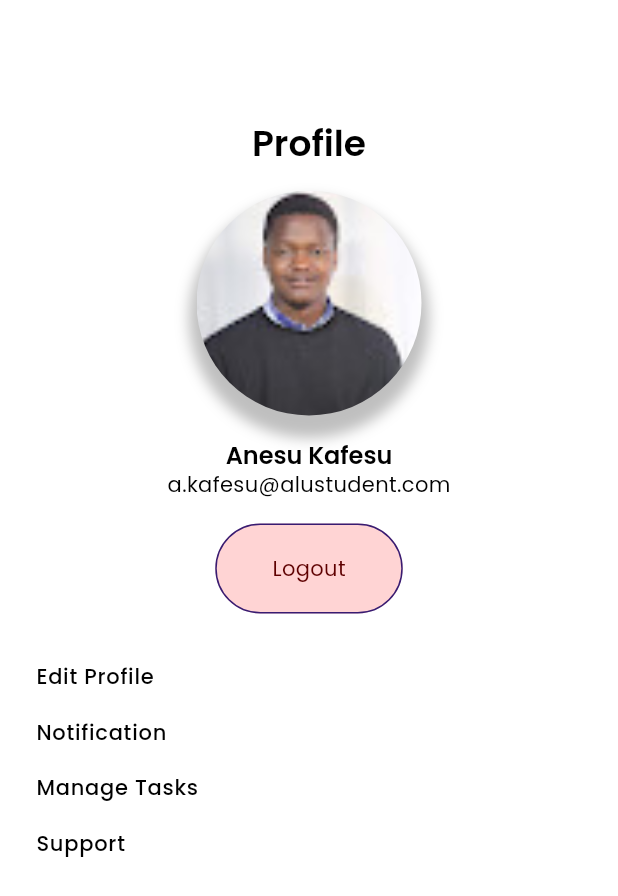
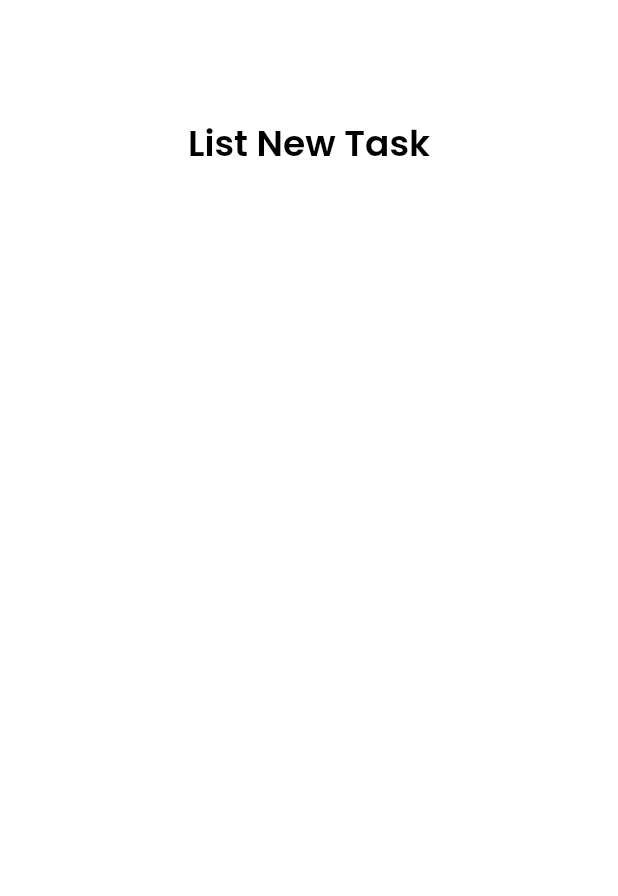
Before and after one commit to SundayOlubode/chindi, a Flutter app: the screen it shows after launch, on a phone screen of 412 x 824 dp. Shown: the top 896 px of the screen. Run offline on Flutter 3.47's test engine with Material 3 defaults, Android fonts, the phone set to English and light mode, and no system bars; our stand-ins replace confetti, iconsax.

Commit message:
List New Task Page

```diff
--- a/lib/main.dart
+++ b/lib/main.dart
@@ -3,6 +3,7 @@ import 'package:chindi_ke/routes/auth/login.dart';
 import 'package:chindi_ke/routes/auth/reset_password.dart';
 import 'package:chindi_ke/routes/auth/signin.dart';
 import 'package:chindi_ke/routes/auth/signup.dart';
+import 'package:chindi_ke/routes/list_new_task.dart';
 import 'package:chindi_ke/utils/theme/theme.dart';
 import 'package:flutter/material.dart';
 
@@ -22,7 +23,7 @@ class App extends StatelessWidget {
       themeMode: ThemeMode.system,
       theme: ChindiAppTheme.lightTheme,
       darkTheme: ChindiAppTheme.darkTheme,
-      home: const UserProfile(),
+      home: const ListNewTask(),
     );
   }
 }
--- /dev/null
+++ b/lib/routes/list_new_task.dart
@@ -0,0 +1,44 @@
+import 'package:chindi_ke/utils/constants/sizes.dart';
+import 'package:chindi_ke/utils/constants/texts.dart';
+import 'package:flutter/material.dart';
+import '../../utils/constants/colors.dart';
+
+class ListNewTask extends StatelessWidget {
+  const ListNewTask({super.key});
+
+  @override
+  Widget build(BuildContext context) {
+    // Current Text theme
+    final TextTheme globalTextTheme = Theme.of(context).textTheme;
+    // Current elevated button theme
+    final ButtonStyle? globalButtonStyle =
+        Theme.of(context).elevatedButtonTheme.style;
+
+    return Scaffold(
+      appBar: AppBar(),
+      body: SingleChildScrollView(
+        child: Padding(
+          padding: const EdgeInsets.all(ChindiSizes.defaultSpace),
+          child: Column(
+            crossAxisAlignment: CrossAxisAlignment.start,
+            children: <Widget>[
+              Center(
+                child: Column(
+                  children: [
+                    // PAGE HEADLINE
+                    Text(
+                      ChindiTexts.heading,
+                      style: globalTextTheme.headlineMedium,
+                    ),
+                    const SizedBox(height: ChindiSizes.spaceBtwItems),
+                  ],
+                ),
+              ),
+              // FORM
+            ],
+          ),
+        ),
+      ),
+    );
+  }
+}
--- a/lib/utils/constants/texts.dart
+++ b/lib/utils/constants/texts.dart
@@ -27,4 +27,7 @@ class ChindiTexts {
 
   /// IMAGES PATH
   static const String anesuImagePath = 'assets/images/anesu.jpg';
+
+  /// LIST NEW TASK PAGE
+  static const String heading = 'List New Task';
 }
```
